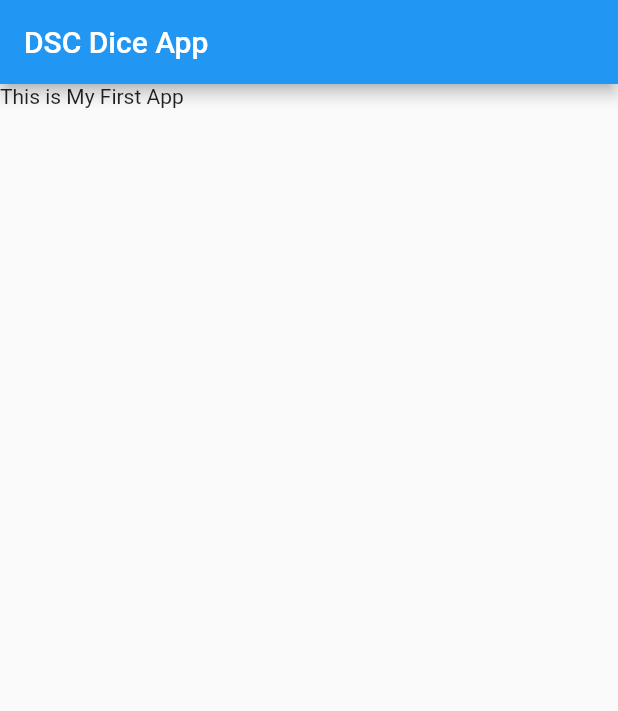
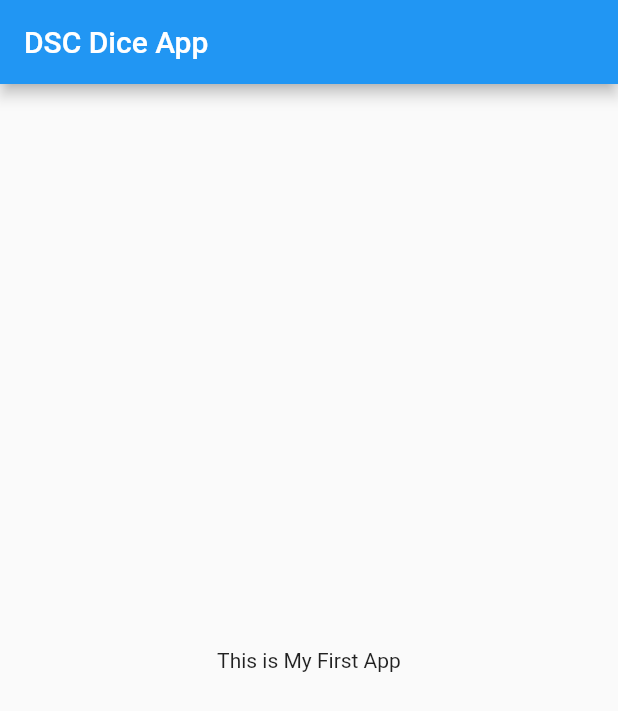
Before and after one commit to AdityaBirangal/dice_app_workshop, a Flutter app: the screen it shows after launch, on a phone screen of 412 x 824 dp. Shown: the top 711 px of the screen. Run offline on Flutter 3.47's test engine with Material 2 defaults, Android fonts, the phone set to English and light mode, and no system bars.

Commit message:
Center & Column

```diff
--- a/lib/main.dart
+++ b/lib/main.dart
@@ -21,8 +21,13 @@ class DicePage extends StatefulWidget {
 class _DicePageState extends State<DicePage> {
   @override
   Widget build(BuildContext context) {
-    return Container(
-      child: Text("This is My First App"),
+    return Center(
+      child: Column(
+        mainAxisAlignment: MainAxisAlignment.center,
+        children: <Widget>[
+          Text("This is My First App"),
+        ],
+      ),
     );
   }
 }
```
